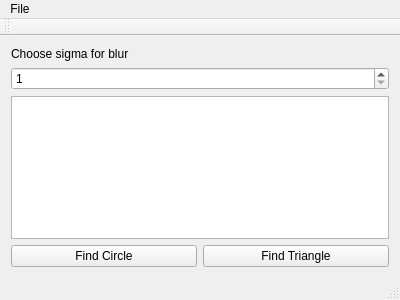
Above: mainwindow.ui from BorovkovaD/FindShape before the change. Below: the same form after it.
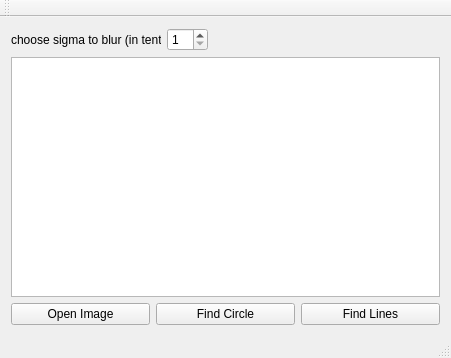
That is the form after the change.

```diff
--- a/mainwindow.ui
+++ b/mainwindow.ui
@@ -6,38 +6,86 @@
    <rect>
     <x>0</x>
     <y>0</y>
-    <width>400</width>
-    <height>300</height>
+    <width>451</width>
+    <height>358</height>
    </rect>
   </property>
   <property name="windowTitle">
    <string>MainWindow</string>
   </property>
   <widget class="QWidget" name="centralWidget">
-   <layout class="QGridLayout" name="gridLayout_3">
-    <item row="0" column="0">
+   <layout class="QVBoxLayout" name="verticalLayout">
+    <item>
+     <layout class="QHBoxLayout" name="horizontalLayout_2">
+      <item>
      <widget class="QLabel" name="label">
+        <property name="maximumSize">
+         <size>
+          <width>150</width>
+          <height>100</height>
+         </size>
+        </property>
       <property name="text">
-       <string>Choose sigma for blur</string>
+         <string>choose sigma to blur (in tenths)</string>
       </property>
      </widget>
     </item>
-    <item row="1" column="0">
+      <item>
      <widget class="QSpinBox" name="spinBox">
+        <property name="maximumSize">
+         <size>
+          <width>50</width>
+          <height>50</height>
+         </size>
+        </property>
       <property name="minimum">
        <number>1</number>
       </property>
       <property name="maximum">
        <number>10</number>
       </property>
-     </widget>
-    </item>
-    <item row="2" column="0">
+        <property name="singleStep">
+         <number>1</number>
+        </property>
+        <property name="value">
+         <number>1</number>
+        </property>
+       </widget>
+      </item>
+      <item>
+       <spacer name="horizontalSpacer">
+        <property name="orientation">
+         <enum>Qt::Horizontal</enum>
+        </property>
+        <property name="sizeHint" stdset="0">
+         <size>
+          <width>40</width>
+          <height>20</height>
+         </size>
+        </property>
+       </spacer>
+      </item>
+     </layout>
+    </item>
+    <item>
      <widget class="QGraphicsView" name="graphicsView"/>
     </item>
-    <item row="3" column="0">
+    <item>
      <layout class="QGridLayout" name="gridLayout_2">
-      <item row="0" column="0">
+      <item row="0" column="2">
+       <widget class="QPushButton" name="pushButton_2">
+        <property name="maximumSize">
+         <size>
+          <width>400</width>
+          <height>400</height>
+         </size>
+        </property>
+        <property name="text">
+         <string>Find Lines</string>
+        </property>
+       </widget>
+      </item>
+      <item row="0" column="1">
        <widget class="QPushButton" name="pushButton">
         <property name="maximumSize">
          <size>
@@ -50,8 +98,8 @@
         </property>
        </widget>
       </item>
-      <item row="0" column="1">
-       <widget class="QPushButton" name="pushButton_2">
+      <item row="0" column="0">
+       <widget class="QPushButton" name="pushButton_3">
         <property name="maximumSize">
          <size>
           <width>400</width>
@@ -59,7 +107,7 @@
          </size>
         </property>
         <property name="text">
-         <string>Find Triangle</string>
+         <string>Open Image</string>
         </property>
        </widget>
       </item>
@@ -67,24 +115,6 @@
     </item>
    </layout>
   </widget>
-  <widget class="QMenuBar" name="menuBar">
-   <property name="geometry">
-    <rect>
-     <x>0</x>
-     <y>0</y>
-     <width>400</width>
-     <height>21</height>
-    </rect>
-   </property>
-   <widget class="QMenu" name="menuFile">
-    <property name="title">
-     <string>File</string>
-    </property>
-    <addaction name="actionOpenFile"/>
-    <addaction name="actionSaveFile"/>
-   </widget>
-   <addaction name="menuFile"/>
-  </widget>
   <widget class="QToolBar" name="mainToolBar">
    <attribute name="toolBarArea">
     <enum>TopToolBarArea</enum>
```
Left out of the diff: 2 changed lines with no effect on the pictures. Lines whose indentation alone changed are shown as unchanged.
